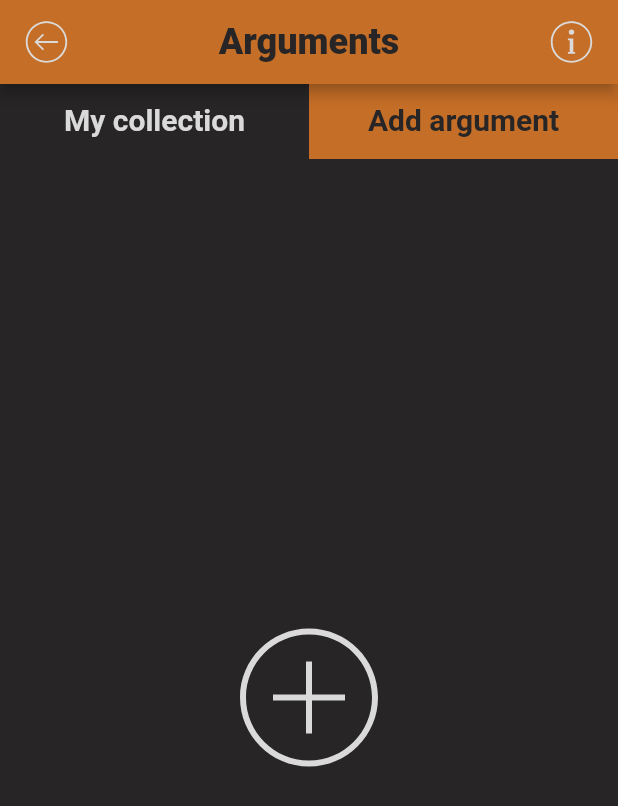
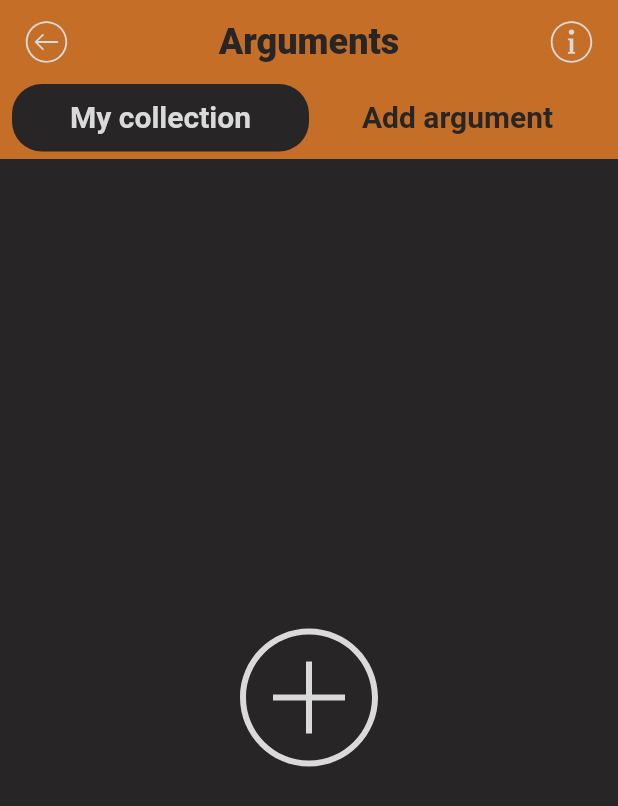
Before and after one commit to NikitaPits/pocket_analitic, a Flutter app: the ArgumentsPage screen opened directly, on a phone screen of 412 x 824 dp. Shown: the top 806 px of the screen. Run offline on Flutter 3.47's test engine with Material 2 defaults, Android fonts, the phone set to English and light mode, and no system bars; our stand-ins replace bloc, flutter_svg.

Commit message:
reworked tab again

```diff
--- a/pocket_analitic/lib/view/arguments_page/arguments_page.dart
+++ b/pocket_analitic/lib/view/arguments_page/arguments_page.dart
@@ -28,6 +28,7 @@ class _ArgumentsPagePageState extends State<ArgumentsPage>
       appBar: AppBar(
         automaticallyImplyLeading: false,
         backgroundColor: CustomColors.uiTheme,
+        elevation: 0,
         title: Row(
           mainAxisAlignment: MainAxisAlignment.spaceBetween,
           children: [
@@ -51,12 +52,14 @@ class _ArgumentsPagePageState extends State<ArgumentsPage>
           children: <Widget>[
             Container(
                 color: CustomColors.uiTheme,
+                padding: const EdgeInsets.only(bottom: 5, left: 8, right: 8),
                 height: 50,
                 child: TabBar(
                     labelStyle: CustomTextStyle.title2SemiBold20(),
                     labelColor: CustomColors.mainText,
                     unselectedLabelColor: CustomColors.bg,
-                    indicator: const BoxDecoration(
+                    indicator: BoxDecoration(
+                      borderRadius: BorderRadius.circular(20),
                       color: CustomColors.bg,
                     ),
                     controller: _controller,
```
